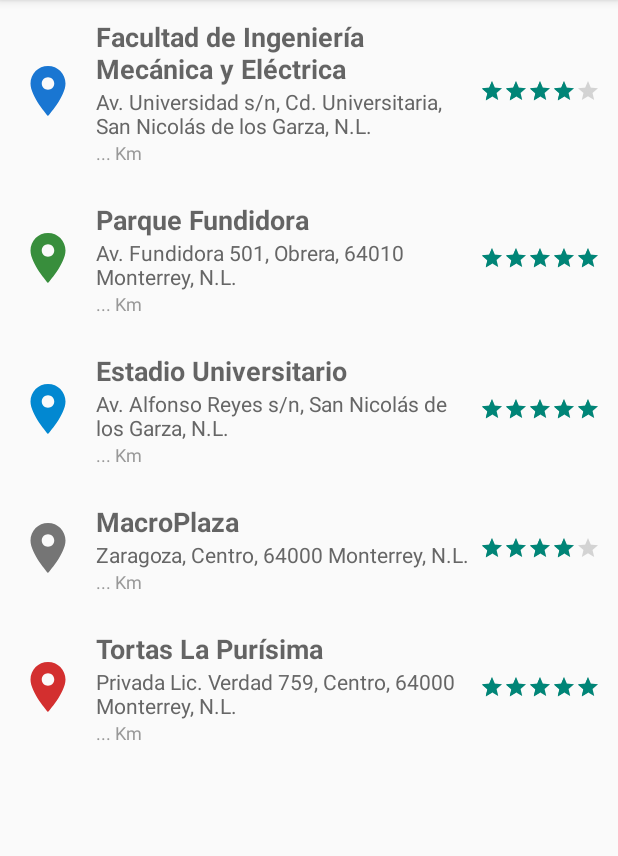
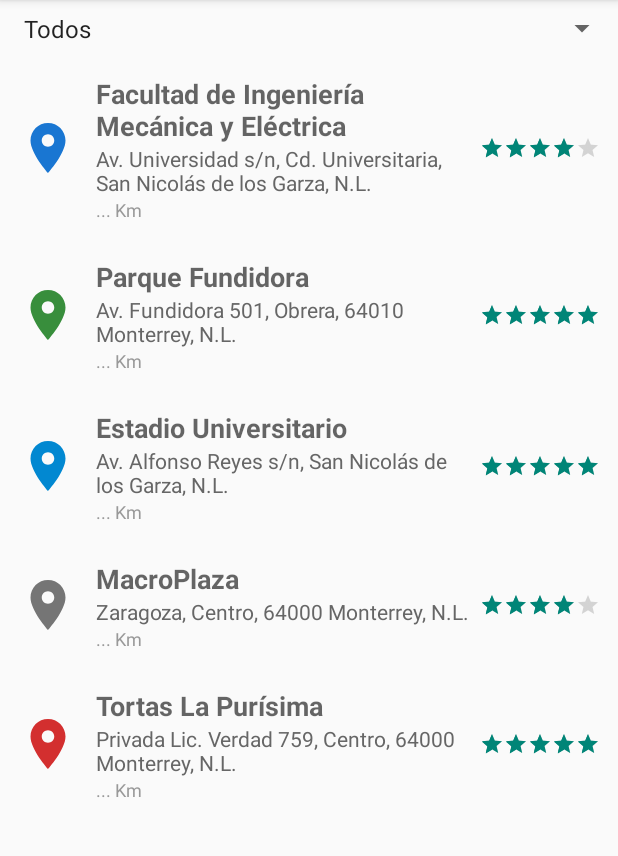
Before and after one commit to izzzma10/mis-lugares, an Android app: the ListaLugaresFragment screen opened directly, with no data from a screen before it, on a phone screen of 412 x 824 dp, the part 84-940 px from its top. Run offline under Robolectric (Android 15) with nearby library versions, the phone set to English and light mode, and no system bars.

Commit message:
feat: agregar filtro por tipo de lugar en la lista (Spinner)

```diff
--- a/app/src/main/java/com/example/mislugares/presentacion/AdaptadorLugares.java
+++ b/app/src/main/java/com/example/mislugares/presentacion/AdaptadorLugares.java
@@ -13,6 +13,7 @@ import com.example.mislugares.casos_uso.ListarLugares;
 import com.example.mislugares.datos.RepositorioLugares;
 import com.example.mislugares.modelo.GeoPunto;
 import com.example.mislugares.modelo.Lugar;
+import com.example.mislugares.modelo.TipoLugar;
 
 import java.util.ArrayList;
 import java.util.List;
@@ -25,18 +26,40 @@ public class AdaptadorLugares extends
 
     protected final ListarLugares casoUsoListar;   // Caso de uso: listar lugares
     protected Map<Integer, Lugar> lugares;         // id -> Lugar, cacheado
-    protected List<Integer> ids;                   // orden de posiciones del RecyclerView
+    protected List<Integer> ids;                   // orden de posiciones del RecyclerView (ya filtrado)
     protected View.OnClickListener onClickListener;
+    protected TipoLugar filtro;                    // null = sin filtro, muestra todos
 
     public AdaptadorLugares(RepositorioLugares repositorio) {
         this.casoUsoListar = new ListarLugares(repositorio);
         actualizar();
     }
 
-    /** Vuelve a pedir la lista de lugares al caso de uso y refresca la vista. */
+    /** Vuelve a pedir la lista de lugares al caso de uso y refresca la vista,
+     *  manteniendo el filtro que estuviera activo. */
     public void actualizar() {
         lugares = casoUsoListar.listar();
-        ids = new ArrayList<>(lugares.keySet());
+        aplicarFiltro();
+    }
+
+    /** Filtra la lista para mostrar solo los lugares de ese tipo.
+     *  Pasar null muestra todos los lugares de nuevo. */
+    public void filtrarPorTipo(TipoLugar tipo) {
+        this.filtro = tipo;
+        aplicarFiltro();
+    }
+
+    private void aplicarFiltro() {
+        if (filtro == null) {
+            ids = new ArrayList<>(lugares.keySet());
+        } else {
+            ids = new ArrayList<>();
+            for (Map.Entry<Integer, Lugar> entrada : lugares.entrySet()) {
+                if (entrada.getValue().getTipo() == filtro) {
+                    ids.add(entrada.getKey());
+                }
+            }
+        }
         notifyDataSetChanged();
     }
 
--- a/app/src/main/java/com/example/mislugares/presentacion/ListaLugaresFragment.java
+++ b/app/src/main/java/com/example/mislugares/presentacion/ListaLugaresFragment.java
@@ -8,6 +8,9 @@ import android.view.MenuInflater;
 import android.view.MenuItem;
 import android.view.View;
 import android.view.ViewGroup;
+import android.widget.AdapterView;
+import android.widget.ArrayAdapter;
+import android.widget.Spinner;
 
 import androidx.annotation.NonNull;
 import androidx.annotation.Nullable;
@@ -17,6 +20,10 @@ import androidx.recyclerview.widget.RecyclerView;
 
 import com.example.mislugares.Aplicacion;
 import com.example.mislugares.R;
+import com.example.mislugares.modelo.TipoLugar;
+
+import java.util.ArrayList;
+import java.util.List;
 
 /**
  * Pantalla 1 (lista de lugares), reescrita como Fragment en vez de Activity
@@ -61,6 +68,41 @@ public class ListaLugaresFragment extends Fragment implements View.OnClickListen
         recyclerView.setHasFixedSize(true);
         recyclerView.setLayoutManager(new LinearLayoutManager(requireContext()));
         recyclerView.setAdapter(adaptador);
+
+        configurarFiltro(view);
+    }
+
+    /** Arma el Spinner de arriba de la lista, con "Todos" + cada TipoLugar,
+     *  y filtra el RecyclerView cuando el usuario elige una opción. */
+    private void configurarFiltro(View view) {
+        Spinner spinnerFiltro = view.findViewById(R.id.spinner_filtro);
+
+        List<String> opciones = new ArrayList<>();
+        opciones.add("Todos");
+        for (TipoLugar tipo : TipoLugar.values()) {
+            opciones.add(tipo.name());
+        }
+
+        ArrayAdapter<String> adapterFiltro = new ArrayAdapter<>(requireContext(),
+                android.R.layout.simple_spinner_item, opciones);
+        adapterFiltro.setDropDownViewResource(android.R.layout.simple_spinner_dropdown_item);
+        spinnerFiltro.setAdapter(adapterFiltro);
+
+        spinnerFiltro.setOnItemSelectedListener(new AdapterView.OnItemSelectedListener() {
+            @Override
+            public void onItemSelected(AdapterView<?> parent, View view, int posicion, long id) {
+                if (posicion == 0) {
+                    adaptador.filtrarPorTipo(null);
+                } else {
+                    adaptador.filtrarPorTipo(TipoLugar.values()[posicion - 1]);
+                }
+            }
+
+            @Override
+            public void onNothingSelected(AdapterView<?> parent) {
+                // No hace falta hacer nada acá — siempre queda algo seleccionado.
+            }
+        });
     }
 
     @Override
--- a/app/src/main/res/layout/fragment_lista.xml
+++ b/app/src/main/res/layout/fragment_lista.xml
@@ -1,7 +1,20 @@
-<androidx.recyclerview.widget.RecyclerView
+<LinearLayout
 xmlns:android="http://schemas.android.com/apk/res/android"
 xmlns:app="http://schemas.android.com/apk/res-auto"
-android:id="@+id/recyclerView"
 android:layout_width="match_parent"
 android:layout_height="match_parent"
-/>
+android:orientation="vertical">
+
+    <Spinner
+        android:id="@+id/spinner_filtro"
+        android:layout_width="match_parent"
+        android:layout_height="wrap_content"
+        android:padding="8dp" />
+
+    <androidx.recyclerview.widget.RecyclerView
+        android:id="@+id/recyclerView"
+        android:layout_width="match_parent"
+        android:layout_height="0dp"
+        android:layout_weight="1" />
+
+</LinearLayout>
```
Also changed, not shown: 1 other file.
